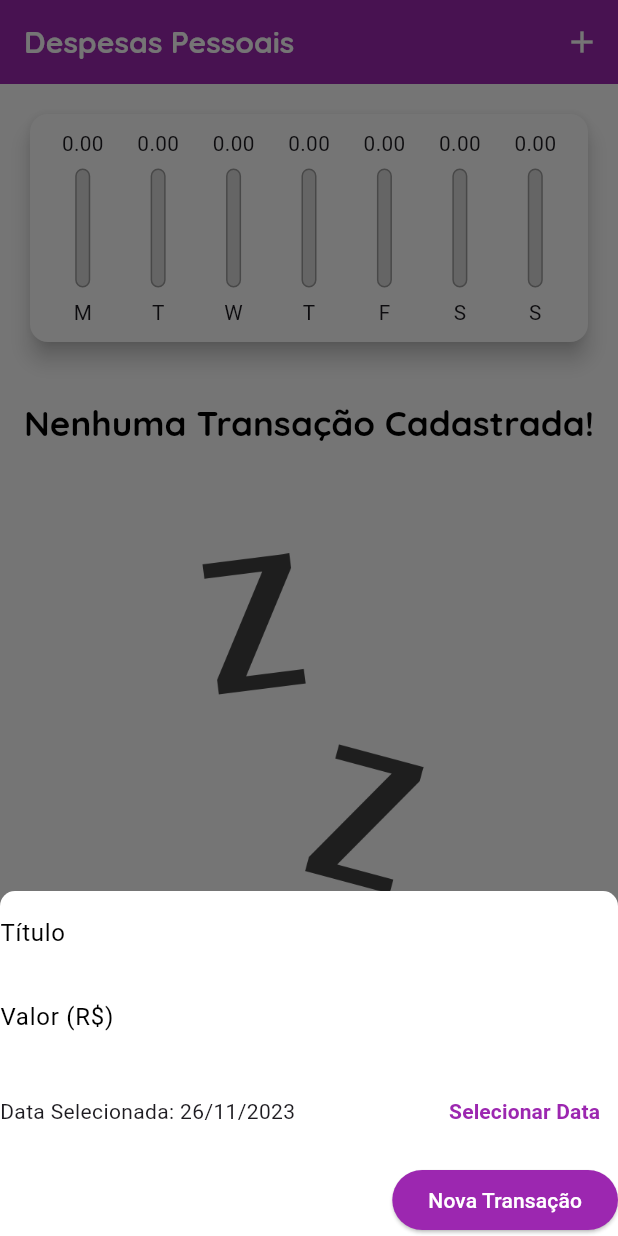
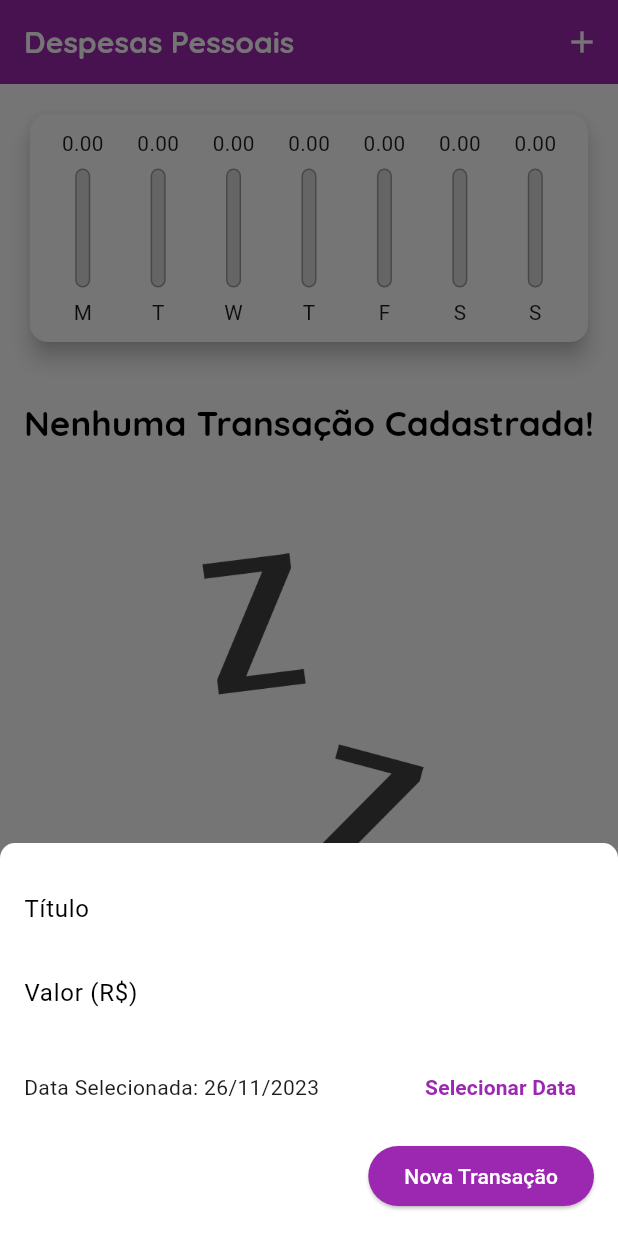
Before and after one commit to GoedertDalmolin/expenses, a Flutter app: the screen it shows after launch, after a tap on the "add" icon, on a phone screen of 412 x 824 dp. Run offline on Flutter 3.47's test engine with Material 3 defaults, Android fonts, the phone set to English and light mode, and no system bars; our stand-ins replace google_fonts.

Commit message:
Fix some component bugs when running on IOS.

```diff
--- a/lib/components/adaptative_textfield.dart
+++ b/lib/components/adaptative_textfield.dart
@@ -4,13 +4,13 @@ import 'package:flutter/cupertino.dart';
 import 'package:flutter/material.dart';
 
 class AdaptativeTextField extends StatelessWidget {
-  final InputDecoration? decoration;
+  final String labelText;
   final TextEditingController? controller;
   final TextInputType? keyboardType;
   final Function(String)? onSubmitted;
 
   const AdaptativeTextField({
-    this.decoration,
+    required this.labelText,
     this.controller,
     this.keyboardType,
     this.onSubmitted,
@@ -23,6 +23,7 @@ class AdaptativeTextField extends StatelessWidget {
         ? Padding(
             padding: const EdgeInsets.only(bottom: 10.0),
             child: CupertinoTextField(
+              placeholder: labelText,
               controller: controller,
               keyboardType: keyboardType,
               onSubmitted: onSubmitted,
@@ -30,7 +31,7 @@ class AdaptativeTextField extends StatelessWidget {
             ),
           )
         : TextField(
-            decoration: decoration,
+            decoration: InputDecoration(labelText: labelText),
             controller: controller,
             keyboardType: keyboardType,
             onSubmitted: onSubmitted,
--- a/lib/components/transaction_form.dart
+++ b/lib/components/transaction_form.dart
@@ -42,19 +42,29 @@ class _TransactionFormState extends State<TransactionForm> {
     });
   }
 
+  // Iphone 1000
+  // Pizza 100
+  // Apple Watch 700
+
+  // Airpods 350
+  // Skate 200
+  // Mouse 400
+
+  // Keyboard 300
+
   @override
   Widget build(BuildContext context) {
     return SingleChildScrollView(
       child: Padding(
-        padding: MediaQuery.of(context).viewInsets,
+        padding:  EdgeInsets.only(right: 16, top: 16, left: 16.0, bottom: MediaQuery.of(context).viewInsets.bottom + 16),
         child: Column(
           children: [
             AdaptativeTextField(
-              decoration: const InputDecoration(labelText: 'Título'),
+              labelText: 'Título',
               controller: _titleController,
             ),
             AdaptativeTextField(
-              decoration: const InputDecoration(labelText: 'Valor (R\$)'),
+              labelText: 'Valor (R\$)',
               controller: _valueController,
               keyboardType: const TextInputType.numberWithOptions(decimal: true),
               onSubmitted: (value) {
--- a/lib/components/transaction_list.dart
+++ b/lib/components/transaction_list.dart
@@ -71,7 +71,9 @@ class TransactionList extends StatelessWidget {
                   trailing: mediaQuery.size.width > 480
                       ? ElevatedButton.icon(
                           style: ButtonStyle(elevation: MaterialStateProperty.all(5), surfaceTintColor: MaterialStateProperty.all(Colors.white)),
-                          onPressed: () {},
+                          onPressed: () {
+                            onRemove(transactions[index].id);
+                          },
                           icon: Icon(
                             Icons.delete,
                             color: Theme.of(context).colorScheme.error,
```
Also changed, not shown: 6 other files.
